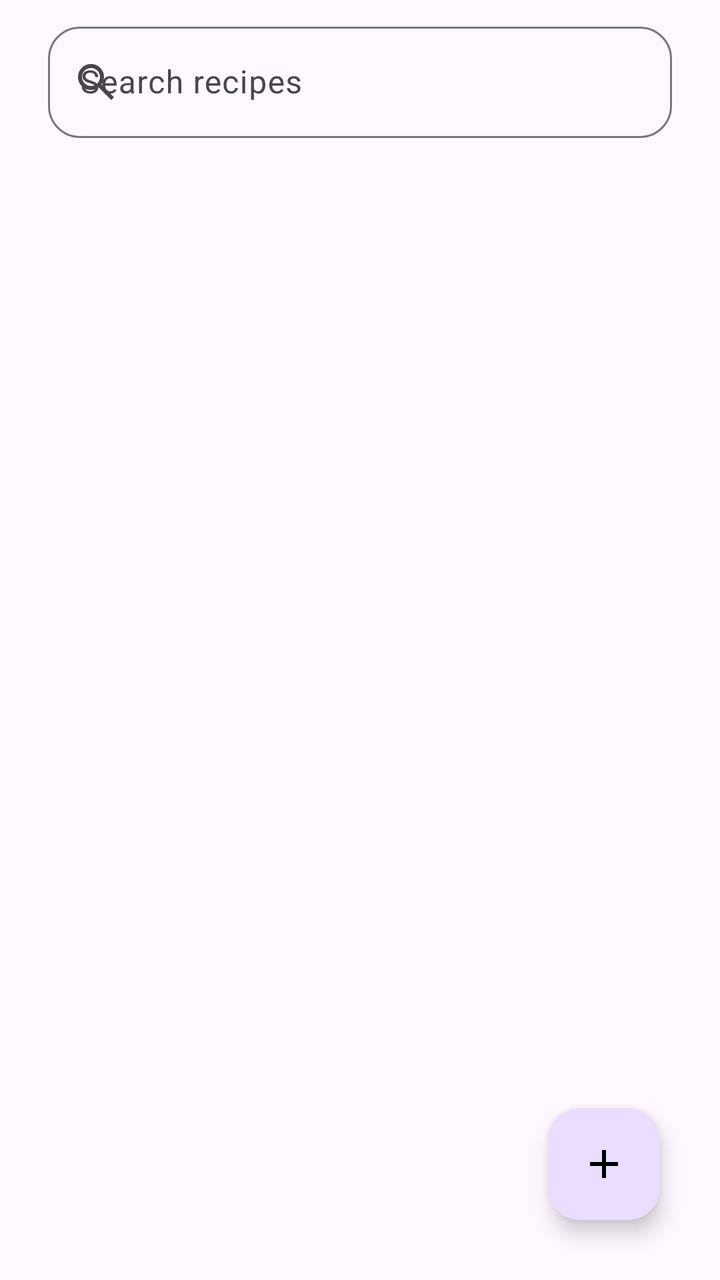
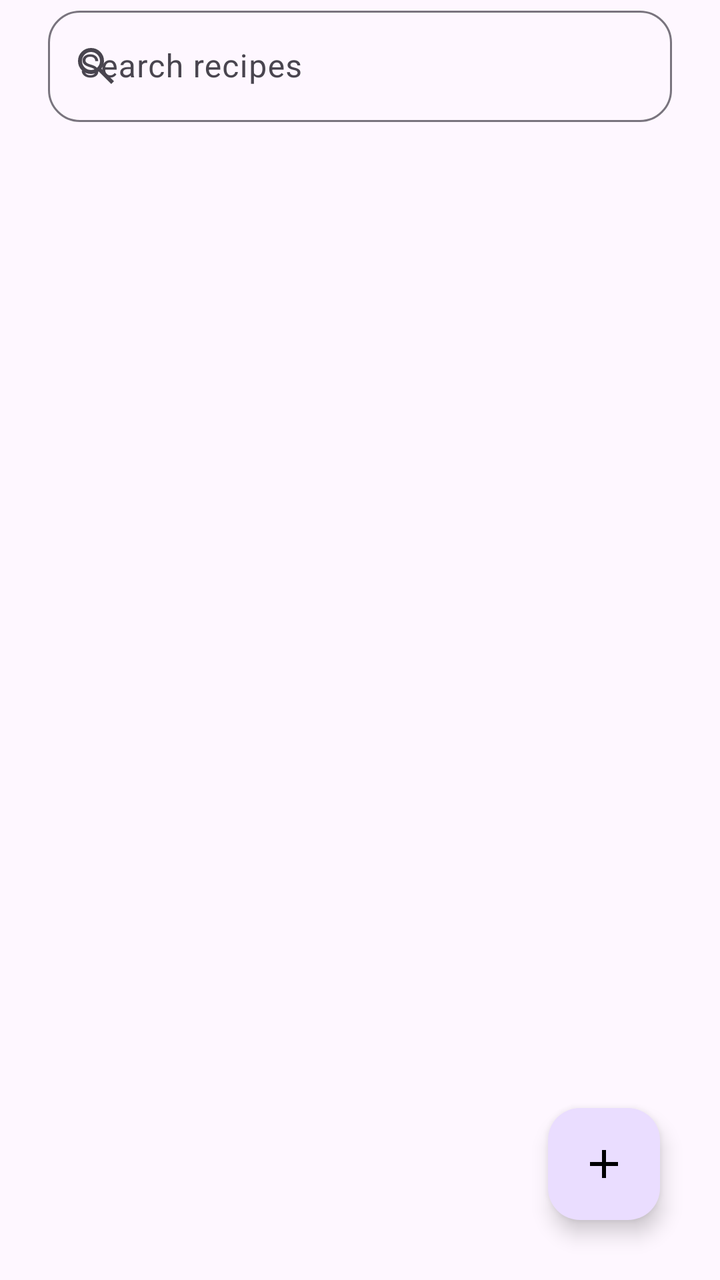

Two renders of the same Android screen: before a commit and after it. Below are the layout's source before the change and the commit's diff.
<!-- AndroidManifest.xml: application theme Theme.Culinometry -->
<!-- res/layout/fragment_recipe_list.xml -->
<?xml version="1.0" encoding="utf-8"?>
<androidx.constraintlayout.widget.ConstraintLayout
    xmlns:android="http://schemas.android.com/apk/res/android"
    xmlns:app="http://schemas.android.com/apk/res-auto"
    xmlns:tools="http://schemas.android.com/tools"
    android:id="@+id/ingredient_editor_layout"
    android:layout_width="match_parent"
    android:layout_height="match_parent">

    <androidx.core.widget.NestedScrollView
        android:id="@+id/form_scroll_view"
        android:layout_width="0dp"
        android:layout_height="0dp"
        android:fillViewport="true"
        android:clipToPadding="false"
        android:paddingBottom="104dp"
        android:layout_marginTop="8dp"
        app:layout_constraintTop_toTopOf="parent"
        app:layout_constraintBottom_toBottomOf="parent"
        app:layout_constraintStart_toStartOf="parent"
        app:layout_constraintEnd_toEndOf="parent">

        <androidx.constraintlayout.widget.ConstraintLayout
            android:layout_width="match_parent"
            android:layout_height="wrap_content">

            <com.google.android.material.textfield.TextInputLayout
                android:id="@+id/search_bar"
                android:layout_width="match_parent"
                android:layout_height="wrap_content"
                app:layout_constraintTop_toTopOf="parent"
                android:layout_marginEnd="24dp"
                android:layout_marginStart="24dp"
                android:hint="@string/search_recipes"
                app:startIconDrawable="@drawable/search_24px"
                app:boxCornerRadiusBottomEnd="16dp"
                app:boxCornerRadiusTopEnd="16dp"
                app:boxCornerRadiusTopStart="16dp"
                app:boxCornerRadiusBottomStart="16dp">

                <com.google.android.material.textfield.TextInputEditText
                    android:id="@+id/search_edit_text"
                    android:layout_width="match_parent"
                    android:layout_height="wrap_content" />

            </com.google.android.material.textfield.TextInputLayout>

            <androidx.recyclerview.widget.RecyclerView
                android:id="@+id/recipe_recycler_view"
                android:layout_width="match_parent"
                android:layout_height="wrap_content"
                android:layout_marginTop="8dp"
                app:layout_constraintTop_toBottomOf="@id/search_bar"
                android:scrollbars="vertical"
                android:nestedScrollingEnabled="false"/>

        </androidx.constraintlayout.widget.ConstraintLayout>

    </androidx.core.widget.NestedScrollView>

    <com.google.android.material.floatingactionbutton.FloatingActionButton
        android:id="@+id/add_recipe_button"
        android:layout_width="wrap_content"
        android:layout_height="wrap_content"
        android:contentDescription="@string/add"
        app:layout_constraintBottom_toBottomOf="parent"
        app:layout_constraintEnd_toEndOf="parent"
        android:src="@drawable/add_24"
        app:tint="@color/black"
        android:layout_margin="30dp"/>

</androidx.constraintlayout.widget.ConstraintLayout>
<!-- resources referenced by this layout -->
<resources>
  <color name="black">#FF000000</color>
  <!-- drawable add_24 (drawable) -->
  <vector xmlns:android="http://schemas.android.com/apk/res/android"
      android:width="24dp"
      android:height="24dp"
      android:viewportWidth="960"
      android:viewportHeight="960"
      android:tint="?attr/colorControlNormal">
    <path
        android:fillColor="@android:color/white"
        android:pathData="M440,520L200,520L200,440L440,440L440,200L520,200L520,440L760,440L760,520L520,520L520,760L440,760L440,520Z"/>
  </vector>
  <!-- drawable search_24px (drawable) -->
  <vector xmlns:android="http://schemas.android.com/apk/res/android"
      android:width="24dp"
      android:height="24dp"
      android:viewportWidth="960"
      android:viewportHeight="960"
      android:tint="?attr/colorControlNormal">
    <path
        android:fillColor="@android:color/white"
        android:pathData="M784,840L532,588Q502,612 463,626Q424,640 380,640Q271,640 195.5,564.5Q120,489 120,380Q120,271 195.5,195.5Q271,120 380,120Q489,120 564.5,195.5Q640,271 640,380Q640,424 626,463Q612,502 588,532L840,784L784,840ZM380,560Q455,560 507.5,507.5Q560,455 560,380Q560,305 507.5,252.5Q455,200 380,200Q305,200 252.5,252.5Q200,305 200,380Q200,455 252.5,507.5Q305,560 380,560Z"/>
  </vector>
  <string name="add">add</string>
  <string name="search_recipes">Search recipes</string>
  <style name="Theme.Culinometry" parent="Base.Theme.Culinometry" />
  <style name="Base.Theme.Culinometry" parent="Theme.Material3.DayNight">
          
          
      </style>
</resources>

<!-- the commit's change to res/layout/fragment_recipe_list.xml (unified diff, before → after) -->
@@ -7,56 +7,44 @@
     android:layout_width="match_parent"
     android:layout_height="match_parent">
 
-    <androidx.core.widget.NestedScrollView
-        android:id="@+id/form_scroll_view"
+    <com.google.android.material.textfield.TextInputLayout
+        android:id="@+id/search_bar"
+        android:layout_width="0dp"
+        android:layout_height="wrap_content"
+        app:layout_constraintTop_toTopOf="parent"
+        app:layout_constraintStart_toStartOf="parent"
+        app:layout_constraintEnd_toEndOf="parent"
+        android:layout_marginEnd="24dp"
+        android:layout_marginStart="24dp"
+        android:hint="@string/search_recipes"
+        app:startIconDrawable="@drawable/search_24px"
+        app:boxCornerRadiusBottomEnd="16dp"
+        app:boxCornerRadiusTopEnd="16dp"
+        app:boxCornerRadiusTopStart="16dp"
+        app:boxCornerRadiusBottomStart="16dp">
+
+        <com.google.android.material.textfield.TextInputEditText
+            android:id="@+id/search_edit_text"
+            android:layout_width="match_parent"
+            android:layout_height="wrap_content"
+            android:inputType="text"
+            android:singleLine="true"/>
+
+    </com.google.android.material.textfield.TextInputLayout>
+
+    <androidx.recyclerview.widget.RecyclerView
+        android:id="@+id/recipe_recycler_view"
         android:layout_width="0dp"
         android:layout_height="0dp"
-        android:fillViewport="true"
+        android:layout_marginTop="8dp"
+        android:paddingBottom="104dp"
         android:clipToPadding="false"
-        android:paddingBottom="104dp"
-        android:layout_marginTop="8dp"
-        app:layout_constraintTop_toTopOf="parent"
+        app:layout_constraintTop_toBottomOf="@id/search_bar"
         app:layout_constraintBottom_toBottomOf="parent"
         app:layout_constraintStart_toStartOf="parent"
-        app:layout_constraintEnd_toEndOf="parent">
+        app:layout_constraintEnd_toEndOf="parent"
+        android:scrollbars="vertical" />
 
-        <androidx.constraintlayout.widget.ConstraintLayout
-            android:layout_width="match_parent"
-            android:layout_height="wrap_content">
-
-            <com.google.android.material.textfield.TextInputLayout
-                android:id="@+id/search_bar"
-                android:layout_width="match_parent"
-                android:layout_height="wrap_content"
-                app:layout_constraintTop_toTopOf="parent"
-                android:layout_marginEnd="24dp"
-                android:layout_marginStart="24dp"
-                android:hint="@string/search_recipes"
-                app:startIconDrawable="@drawable/search_24px"
-                app:boxCornerRadiusBottomEnd="16dp"
-                app:boxCornerRadiusTopEnd="16dp"
-                app:boxCornerRadiusTopStart="16dp"
-                app:boxCornerRadiusBottomStart="16dp">
-
-                <com.google.android.material.textfield.TextInputEditText
-                    android:id="@+id/search_edit_text"
-                    android:layout_width="match_parent"
-                    android:layout_height="wrap_content" />
-
-            </com.google.android.material.textfield.TextInputLayout>
-
-            <androidx.recyclerview.widget.RecyclerView
-                android:id="@+id/recipe_recycler_view"
-                android:layout_width="match_parent"
-                android:layout_height="wrap_content"
-                android:layout_marginTop="8dp"
-                app:layout_constraintTop_toBottomOf="@id/search_bar"
-                android:scrollbars="vertical"
-                android:nestedScrollingEnabled="false"/>
-
-        </androidx.constraintlayout.widget.ConstraintLayout>
-
-    </androidx.core.widget.NestedScrollView>
 
     <com.google.android.material.floatingactionbutton.FloatingActionButton
         android:id="@+id/add_recipe_button"
